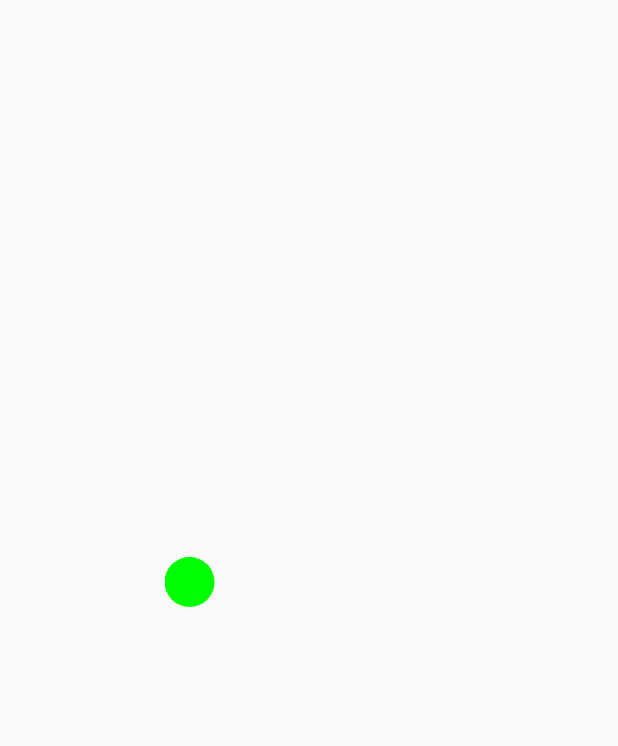
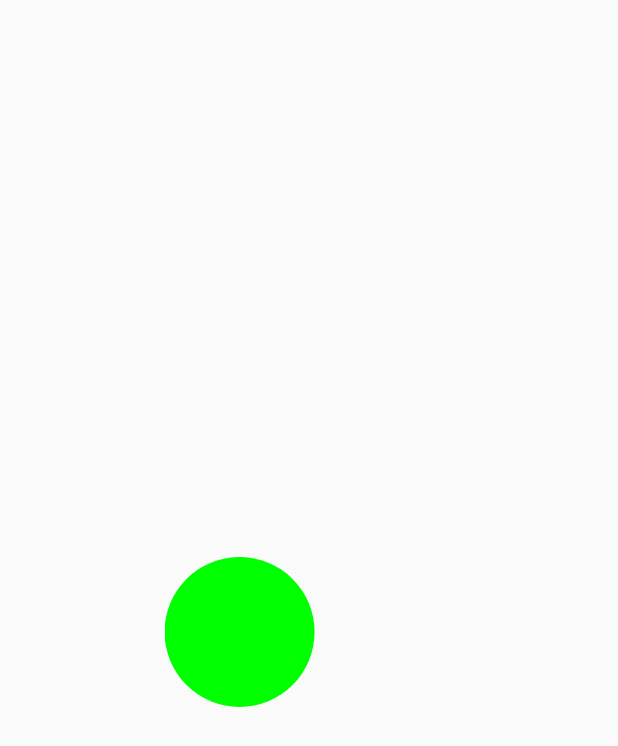
Before and after one commit to gpetuhov/CirclePop, an Android app: the screen it shows after launch (CircleActivity), after a tap on "START", on a phone screen of 412 x 824 dp. Shown: the top 746 px of the screen. Run offline under Robolectric (Android 15) with nearby library versions, the phone set to English and light mode, and no system bars; pictures from the network do not load.

Commit message:
Fix bug with blinking circle on startup

```diff
--- a/app/src/main/java/com/gpetuhov/android/circlepop/CircleActivity.java
+++ b/app/src/main/java/com/gpetuhov/android/circlepop/CircleActivity.java
@@ -5,18 +5,13 @@ import android.support.v7.app.AppCompatActivity;
 import android.os.Bundle;
 import android.view.View;
 import android.widget.Button;
-import android.widget.LinearLayout;
 import android.widget.TextView;
 
 public class CircleActivity extends AppCompatActivity {
     private Circle mCircle;     // All circles are generated into one Circle object
 
-    private LinearLayout mMainLayout;   // Main layout
-
-    private LinearLayout mIntroLayout;  // Intro screen
     private Button mStartButton;
 
-    private LinearLayout mScoreLayout;  // Your score screen
     private TextView mGameOverTextView;
     private TextView mGreenHitTextView;
     private TextView mGreenMissedTextView;
@@ -31,47 +26,19 @@ public class CircleActivity extends AppCompatActivity {
     @Override
     protected void onCreate(Bundle savedInstanceState) {
         super.onCreate(savedInstanceState);
-        setContentView(R.layout.activity_circle);
+        setContentView(R.layout.activity_intro);
 
         getScreenSize();
 
         mPopSound = new PopSound(CircleActivity.this);
 
-        mMainLayout = (LinearLayout) findViewById(R.id.main_layout);
-
-        mIntroLayout = (LinearLayout) findViewById(R.id.intro_layout);
-
         mStartButton = (Button) findViewById(R.id.start_button);
         mStartButton.setOnClickListener(new View.OnClickListener() {
             @Override
             public void onClick(View v) {
-                mIntroLayout.setVisibility(View.GONE);  // Hide intro screen
-                createCircle();
+                gameStart();
             }
         });
-
-        mScoreLayout = (LinearLayout) findViewById(R.id.score_layout);
-        mGameOverTextView = (TextView) findViewById(R.id.gameover_textview);
-        mGreenHitTextView = (TextView) findViewById(R.id.greenhit_textview);
-        mGreenMissedTextView = (TextView) findViewById(R.id.greenmissed_textview);
-        mRedHitTextView = (TextView) findViewById(R.id.redhit_textview);
-
-        mPlayAgainButton = (Button) findViewById(R.id.play_again_button);
-        mPlayAgainButton.setOnClickListener(new View.OnClickListener() {
-            @Override
-            public void onClick(View v) {
-                mScoreLayout.setVisibility(View.GONE);
-                mMainLayout.removeView(mCircle);    // Remove circle from main layout
-                createCircle();
-            }
-        });
-    }
-
-    // Create circle and add to main layout
-    private void createCircle() {
-        mCircle = new Circle(CircleActivity.this);  // Create circle
-        mMainLayout.addView(mCircle);               // Add circle to main layout
-        mCircle.circleRestart();
     }
 
     // Calculate screen size
@@ -83,18 +50,42 @@ public class CircleActivity extends AppCompatActivity {
         screenHeight = point.y;
     }
 
+    private void gameStart() {
+        setContentView(R.layout.activity_circle);
+
+        mCircle = (Circle) findViewById(R.id.circle);
+        mCircle.startMovement();
+    }
+
+    private void gameEndInit() {
+        setContentView(R.layout.activity_score);
+
+        mGameOverTextView = (TextView) findViewById(R.id.gameover_textview);
+        mGreenHitTextView = (TextView) findViewById(R.id.greenhit_textview);
+        mGreenMissedTextView = (TextView) findViewById(R.id.greenmissed_textview);
+        mRedHitTextView = (TextView) findViewById(R.id.redhit_textview);
+
+        mPlayAgainButton = (Button) findViewById(R.id.play_again_button);
+        mPlayAgainButton.setOnClickListener(new View.OnClickListener() {
+            @Override
+            public void onClick(View v) {
+                gameStart();
+            }
+        });
+    }
+
     // Game over due to green circles missed
     public void gameEndGreenMissed() {
+        gameEndInit();
         mGameOverTextView.setText("Game over: you missed " + mCircle.MAX_GREEN_MISSED + " green circles!");
         setScoreText();
-        mScoreLayout.setVisibility(View.VISIBLE);
     }
 
     // Game over due to red circles hit
     public void gameEndRedHit() {
+        gameEndInit();
         mGameOverTextView.setText("Game over: you hit " + mCircle.MAX_RED_HIT + " red circles!");
         setScoreText();
-        mScoreLayout.setVisibility(View.VISIBLE);
     }
 
     // Set text in TextViews on Your Score Layout
--- a/app/src/main/res/layout/activity_circle.xml
+++ b/app/src/main/res/layout/activity_circle.xml
@@ -1,78 +1,16 @@
 <?xml version="1.0" encoding="utf-8"?>
 <LinearLayout
     xmlns:android="http://schemas.android.com/apk/res/android"
-    android:id="@+id/main_layout"
     android:orientation="vertical"
-    android:gravity="center"
     android:layout_width="match_parent"
     android:layout_height="match_parent">
 
-    <LinearLayout
-        android:id="@+id/intro_layout"
-        android:orientation="vertical"
-        android:gravity="center"
-        android:layout_width="wrap_content"
-        android:layout_height="wrap_content"
-        android:visibility="visible">
-
-        <TextView
-            android:layout_width="wrap_content"
-            android:layout_height="wrap_content"
-            android:text="@string/intro_green"/>
-
-        <TextView
-            android:layout_width="wrap_content"
-            android:layout_height="wrap_content"
-            android:text="@string/intro_red"/>
-
-        <Button
-            android:id="@+id/start_button"
-            android:layout_width="wrap_content"
-            android:layout_height="wrap_content"
-            android:text="@string/start_button"/>
-
-    </LinearLayout>
-
-    <LinearLayout
-        android:id="@+id/score_layout"
-        android:orientation="vertical"
-        android:gravity="center"
-        android:layout_width="wrap_content"
-        android:layout_height="wrap_content"
-        android:visibility="gone">
-
-        <TextView
-            android:id="@+id/gameover_textview"
-            android:layout_width="wrap_content"
-            android:layout_height="wrap_content"/>
-
-        <TextView
-            android:id="@+id/your_score"
-            android:layout_width="wrap_content"
-            android:layout_height="wrap_content"
-            android:text="@string/your_score"/>
-
-        <TextView
-            android:id="@+id/greenhit_textview"
-            android:layout_width="wrap_content"
-            android:layout_height="wrap_content"/>
-
-        <TextView
-            android:id="@+id/greenmissed_textview"
-            android:layout_width="wrap_content"
-            android:layout_height="wrap_content"/>
-
-        <TextView
-            android:id="@+id/redhit_textview"
-            android:layout_width="wrap_content"
-            android:layout_height="wrap_content"/>
-
-        <Button
-            android:id="@+id/play_again_button"
-            android:layout_width="wrap_content"
-            android:layout_height="wrap_content"
-            android:text="@string/play_again_button"/>
-
-    </LinearLayout>
+    <com.gpetuhov.android.circlepop.Circle
+        android:id="@+id/circle"
+        android:layout_width="100dp"
+        android:layout_height="100dp"
+        android:src="@drawable/green_circle"
+        android:visibility="visible"
+        />
 
 </LinearLayout>
```
Also changed, not shown: app/src/main/res/layout/activity_intro.xml (added, +24 -0 lines), app/src/main/res/layout/activity_score.xml (added, +39 -0 lines).
